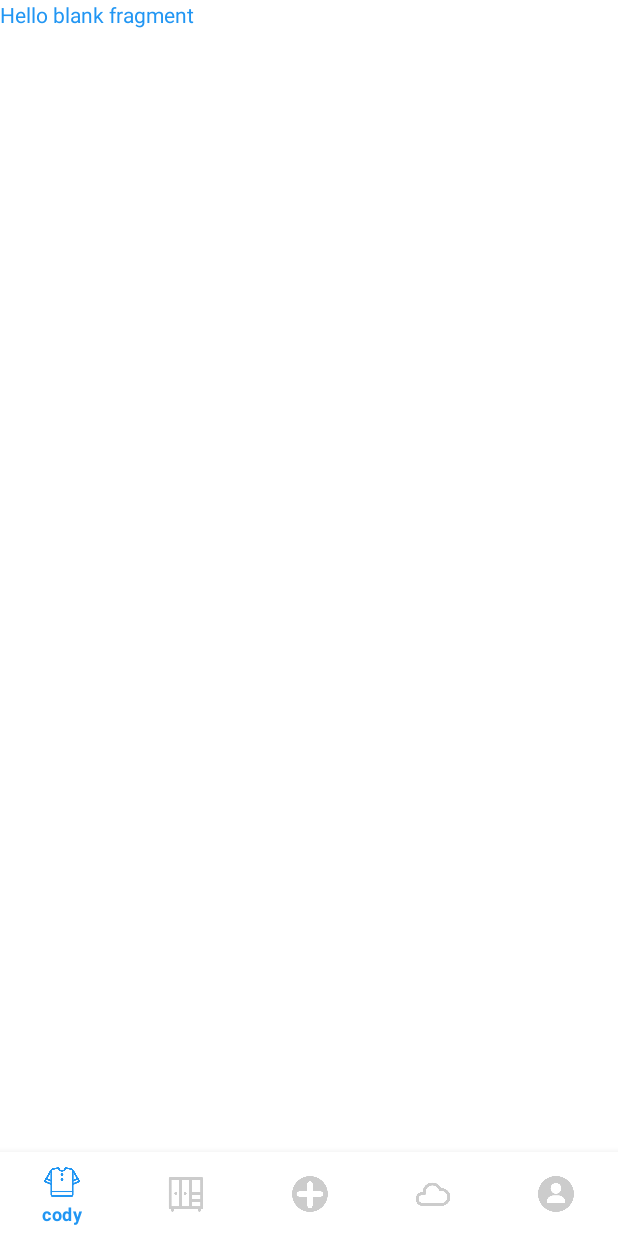
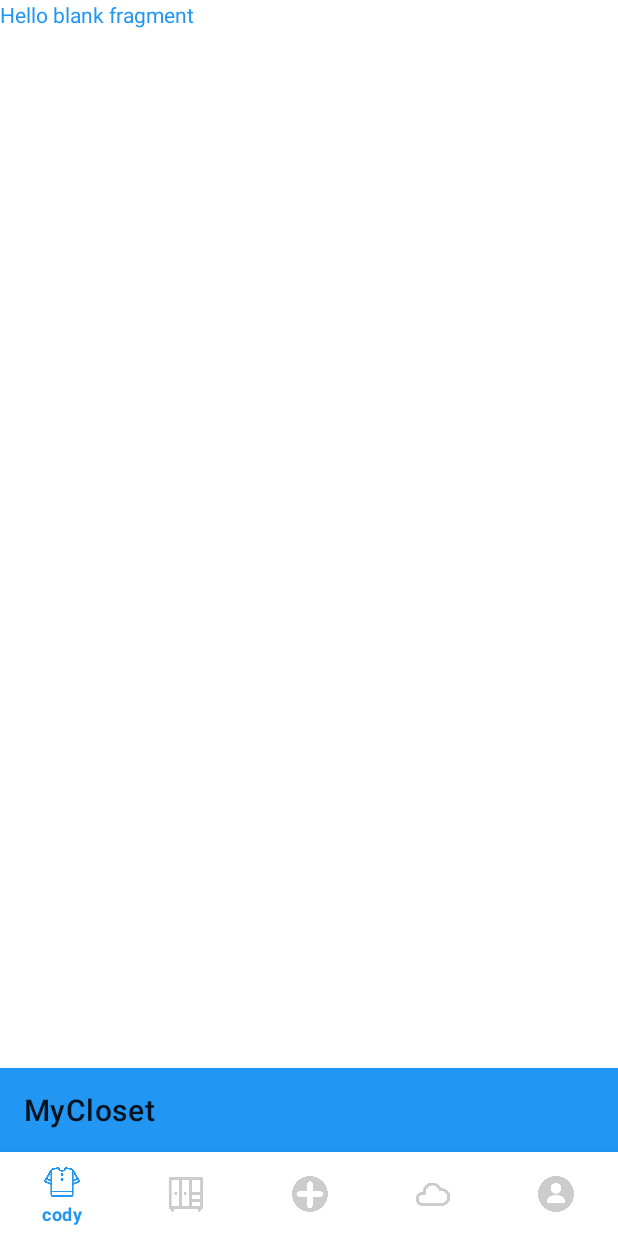
Before and after one commit to kwaksj329/MyCloset, an Android app: the screen it shows after launch (MainActivity), on a phone screen of 412 x 824 dp. Run offline under Robolectric (Android 15) with nearby library versions, the phone set to English and light mode, and no system bars.

Commit message:
add: toolbar - bottom

```diff
--- a/app/src/main/java/com/example/mycloset/MainActivity.java
+++ b/app/src/main/java/com/example/mycloset/MainActivity.java
@@ -8,6 +8,7 @@
 import com.google.android.material.bottomnavigation.BottomNavigationView;
 
 import androidx.annotation.NonNull;
+import androidx.appcompat.widget.Toolbar;
 
 public class MainActivity extends AppCompatActivity {
 
@@ -15,6 +16,7 @@
 
     LinearLayout home_ly;
     BottomNavigationView bottomNavigationView;
+    Toolbar myToolbar;
 
     @Override
     protected void onCreate(Bundle savedInstanceState) {
@@ -23,7 +25,8 @@
 
         init();
         SettingListener();
-
+        myToolbar = (Toolbar) findViewById(R.id.my_toolbar);
+        setSupportActionBar(myToolbar);
         bottomNavigationView.setSelectedItemId(R.id.tab_cody);
     }
 
--- a/app/src/main/res/layout/activity_main.xml
+++ b/app/src/main/res/layout/activity_main.xml
@@ -1,6 +1,8 @@
 <?xml version="1.0" encoding="utf-8"?>
+
 <LinearLayout xmlns:android="http://schemas.android.com/apk/res/android"
     xmlns:app="http://schemas.android.com/apk/res-auto"
+    xmlns:tools="http://schemas.android.com/tools"
     android:layout_width="match_parent"
     android:layout_height="match_parent"
     android:orientation="vertical">
@@ -10,6 +12,15 @@
         android:layout_height="wrap_content"
         android:orientation="vertical"
         android:layout_weight="1" />
+
+    <androidx.appcompat.widget.Toolbar
+        android:id="@+id/my_toolbar"
+        android:layout_width="match_parent"
+        android:layout_height="?attr/actionBarSize"
+        android:background="?attr/colorPrimary"
+        android:elevation="4dp"
+        android:theme="@style/ThemeOverlay.AppCompat.ActionBar"
+        app:popupTheme="@style/ThemeOverlay.AppCompat.Light"/>
 
     <com.google.android.material.bottomnavigation.BottomNavigationView
         android:id="@+id/bottomNavigationView"
```
